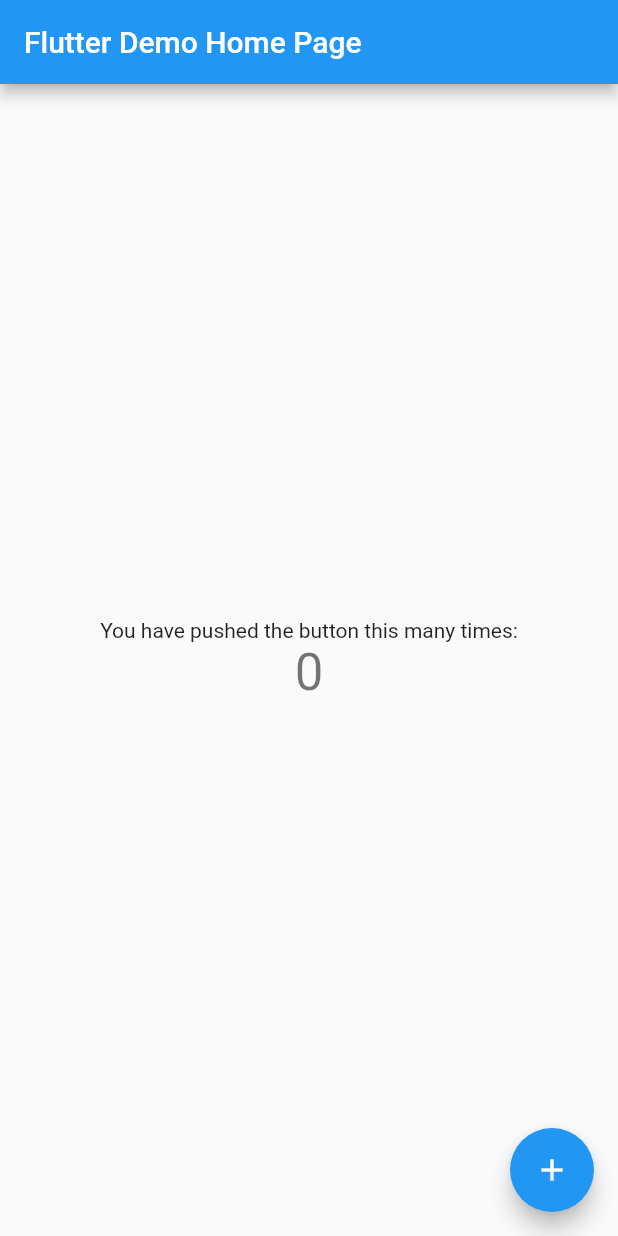
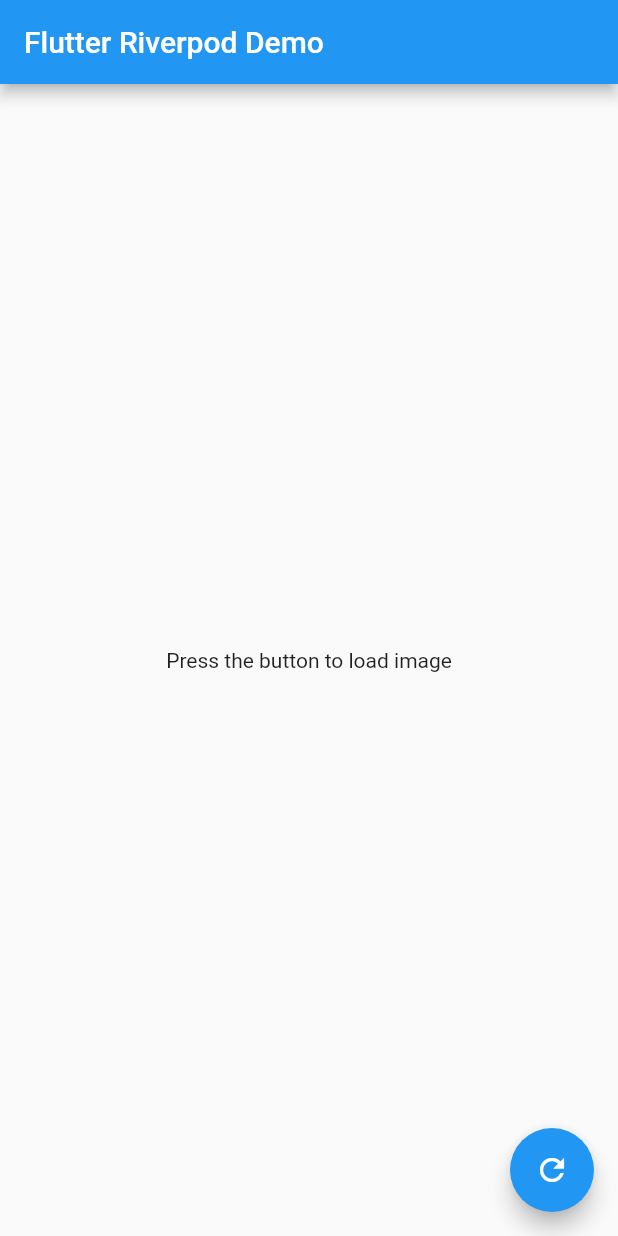
Before and after one commit to sergioguachalla/control-riverpod, a Flutter app: the screen it shows after launch, on a phone screen of 412 x 824 dp. Run offline on Flutter 3.47's test engine with Material 2 defaults, Android fonts, the phone set to English and light mode, and no system bars; our stand-ins replace flutter_riverpod.

Commit message:
finalizado

```diff
--- /dev/null
+++ b/lib/image_model.dart
@@ -0,0 +1,4 @@
+class ImageModel {
+  final String url;
+  ImageModel({required this.url});
+}
--- /dev/null
+++ b/lib/image_notifier.dart
@@ -0,0 +1,31 @@
+import 'package:flutter_riverpod/flutter_riverpod.dart';
+import 'package:http/http.dart' as http;
+
+class ImageModel {
+  final String url;
+
+  ImageModel({required this.url});
+}
+
+class ImageNotifier extends StateNotifier<ImageModel> {
+  ImageNotifier() : super(ImageModel(url: ''));
+
+  Future<void> setImage(String url) async {
+    final response = await http.get(Uri.parse(url));
+    if (response.statusCode == 200) {
+      state = ImageModel(url: url);
+    } else {
+      throw Exception('Failed to load image');
+    }
+  }
+
+  Future<void> getUrl() async {
+    final response =
+        await http.get(Uri.parse('https://dog.ceo/api/breeds/image/random'));
+    if (response.statusCode == 200) {
+      state = ImageModel(url: response.body);
+    } else {
+      throw Exception('Failed to load image');
+    }
+  }
+}
--- a/lib/main.dart
+++ b/lib/main.dart
@@ -1,115 +1,89 @@
+import 'dart:convert';
+
 import 'package:flutter/material.dart';
+import 'package:http/http.dart' as http;
+import 'package:flutter_riverpod/flutter_riverpod.dart';
 
 void main() {
-  runApp(const MyApp());
+  runApp(
+    const ProviderScope(
+      child: MyApp(),
+    ),
+  );
 }
 
 class MyApp extends StatelessWidget {
-  const MyApp({super.key});
+  const MyApp({Key? key}) : super(key: key);
 
-  // This widget is the root of your application.
   @override
   Widget build(BuildContext context) {
     return MaterialApp(
-      title: 'Flutter Demo',
-      theme: ThemeData(
-        // This is the theme of your application.
-        //
-        // Try running your application with "flutter run". You'll see the
-        // application has a blue toolbar. Then, without quitting the app, try
-        // changing the primarySwatch below to Colors.green and then invoke
-        // "hot reload" (press "r" in the console where you ran "flutter run",
-        // or simply save your changes to "hot reload" in a Flutter IDE).
-        // Notice that the counter didn't reset back to zero; the application
-        // is not restarted.
-        primarySwatch: Colors.blue,
-      ),
-      home: const MyHomePage(title: 'Flutter Demo Home Page'),
+      title: 'Flutter Riverpod Demo',
+      home: const RiverpodWidget(),
     );
   }
 }
 
-class MyHomePage extends StatefulWidget {
-  const MyHomePage({super.key, required this.title});
+final ImageProvider = StateNotifierProvider(
+  (ref) => ImageNotifier(),
+);
 
-  // This widget is the home page of your application. It is stateful, meaning
-  // that it has a State object (defined below) that contains fields that affect
-  // how it looks.
+class ImageModel {
+  final String url;
 
-  // This class is the configuration for the state. It holds the values (in this
-  // case the title) provided by the parent (in this case the App widget) and
-  // used by the build method of the State. Fields in a Widget subclass are
-  // always marked "final".
+  ImageModel({required this.url});
+}
 
-  final String title;
+class ImageNotifier extends StateNotifier<ImageModel> {
+  ImageNotifier() : super(ImageModel(url: ''));
+
+  Future<void> setImage(String url) async {
+    final response = await http.get(Uri.parse(url));
+    if (response.statusCode == 200) {
+      state = ImageModel(url: url);
+    } else {
+      throw Exception('Failed to load image');
+    }
+  }
+
+  Future<void> getUrl() async {
+    final response =
+        await http.get(Uri.parse('https://dog.ceo/api/breeds/image/random'));
+    if (response.statusCode == 200) {
+      state = ImageModel(url: json.decode(response.body)['message']);
+    } else {
+      throw Exception('Failed to load image');
+    }
+  }
+}
+
+class RiverpodWidget extends ConsumerWidget {
+  const RiverpodWidget({Key? key}) : super(key: key);
 
   @override
-  State<MyHomePage> createState() => _MyHomePageState();
-}
-
-class _MyHomePageState extends State<MyHomePage> {
-  int _counter = 0;
-
-  void _incrementCounter() {
-    setState(() {
-      // This call to setState tells the Flutter framework that something has
-      // changed in this State, which causes it to rerun the build method below
-      // so that the display can reflect the updated values. If we changed
-      // _counter without calling setState(), then the build method would not be
-      // called again, and so nothing would appear to happen.
-      _counter++;
-    });
-  }
-
-  @override
-  Widget build(BuildContext context) {
-    // This method is rerun every time setState is called, for instance as done
-    // by the _incrementCounter method above.
-    //
-    // The Flutter framework has been optimized to make rerunning build methods
-    // fast, so that you can just rebuild anything that needs updating rather
-    // than having to individually change instances of widgets.
+  Widget build(BuildContext context, WidgetRef ref) {
+    final image = ref.watch(ImageProvider);
     return Scaffold(
       appBar: AppBar(
-        // Here we take the value from the MyHomePage object that was created by
-        // the App.build method, and use it to set our appbar title.
-        title: Text(widget.title),
+        title: const Text('Flutter Riverpod Demo'),
       ),
       body: Center(
-        // Center is a layout widget. It takes a single child and positions it
-        // in the middle of the parent.
         child: Column(
-          // Column is also a layout widget. It takes a list of children and
-          // arranges them vertically. By default, it sizes itself to fit its
-          // children horizontally, and tries to be as tall as its parent.
-          //
-          // Invoke "debug painting" (press "p" in the console, choose the
-          // "Toggle Debug Paint" action from the Flutter Inspector in Android
-          // Studio, or the "Toggle Debug Paint" command in Visual Studio Code)
-          // to see the wireframe for each widget.
-          //
-          // Column has various properties to control how it sizes itself and
-          // how it positions its children. Here we use mainAxisAlignment to
-          // center the children vertically; the main axis here is the vertical
-          // axis because Columns are vertical (the cross axis would be
-          // horizontal).
           mainAxisAlignment: MainAxisAlignment.center,
-          children: <Widget>[
-            const Text(
-              'You have pushed the button this many times:',
-            ),
-            Text(
-              '$_counter',
-              style: Theme.of(context).textTheme.headlineMedium,
-            ),
+          children: [
+            (image as ImageModel).url.isNotEmpty
+                ? Image.network((image as ImageModel).url)
+                : const Text('Press the button to load image'),
           ],
         ),
       ),
       floatingActionButton: FloatingActionButton(
-        onPressed: _incrementCounter,
-        tooltip: 'Increment',
-        child: const Icon(Icons.add),
-      ), // This trailing comma makes auto-formatting nicer for build methods.
+        onPressed: () {
+          ref.read(ImageProvider.notifier).getUrl();
+        },
+        tooltip: 'Generate',
+        child: const Icon(Icons.refresh),
+      ),
     );
   }
 }
--- a/pubspec.yaml
+++ b/pubspec.yaml
@@ -35,6 +35,9 @@ dependencies:
   # The following adds the Cupertino Icons font to your application.
   # Use with the CupertinoIcons class for iOS style icons.
   cupertino_icons: ^1.0.2
+  riverpod: ^2.3.4
+  http: ^0.13.5
+  flutter_riverpod: ^2.3.4
 
 dev_dependencies:
   flutter_test:
```
Also changed, not shown: lib/riverpod_image_simple.dart (added, +60 -0 lines), pubspec.lock.
